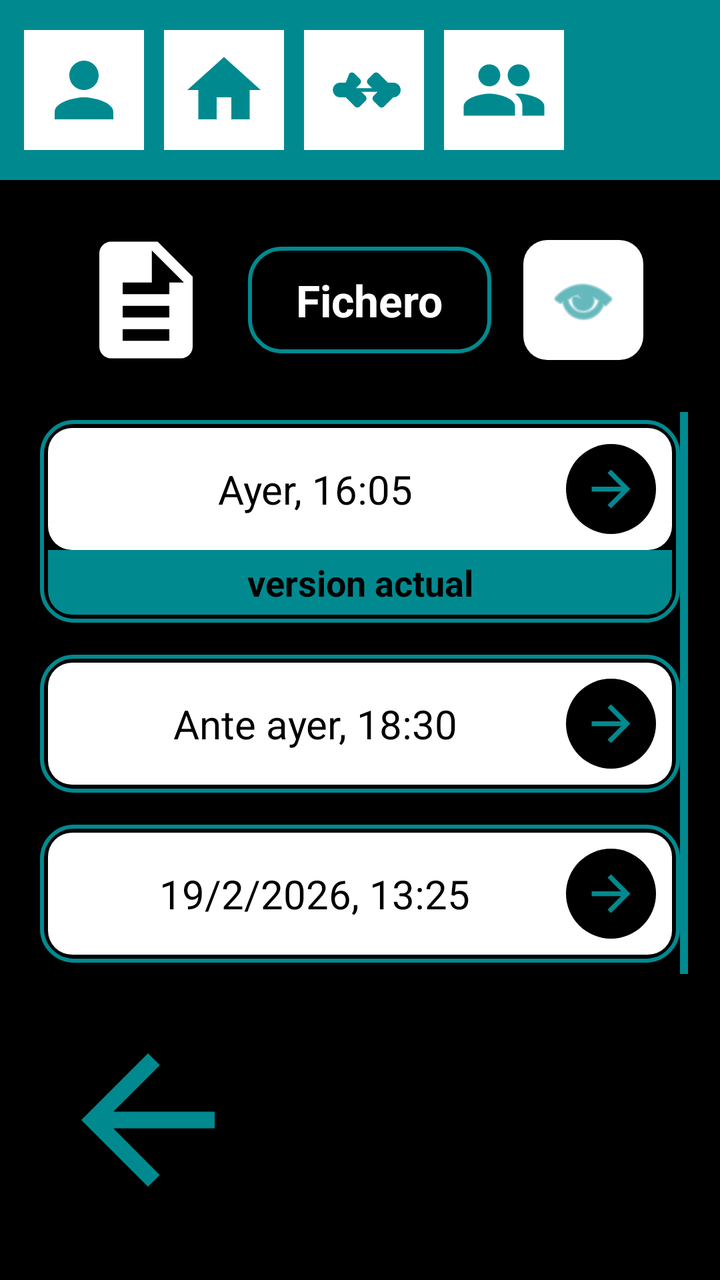
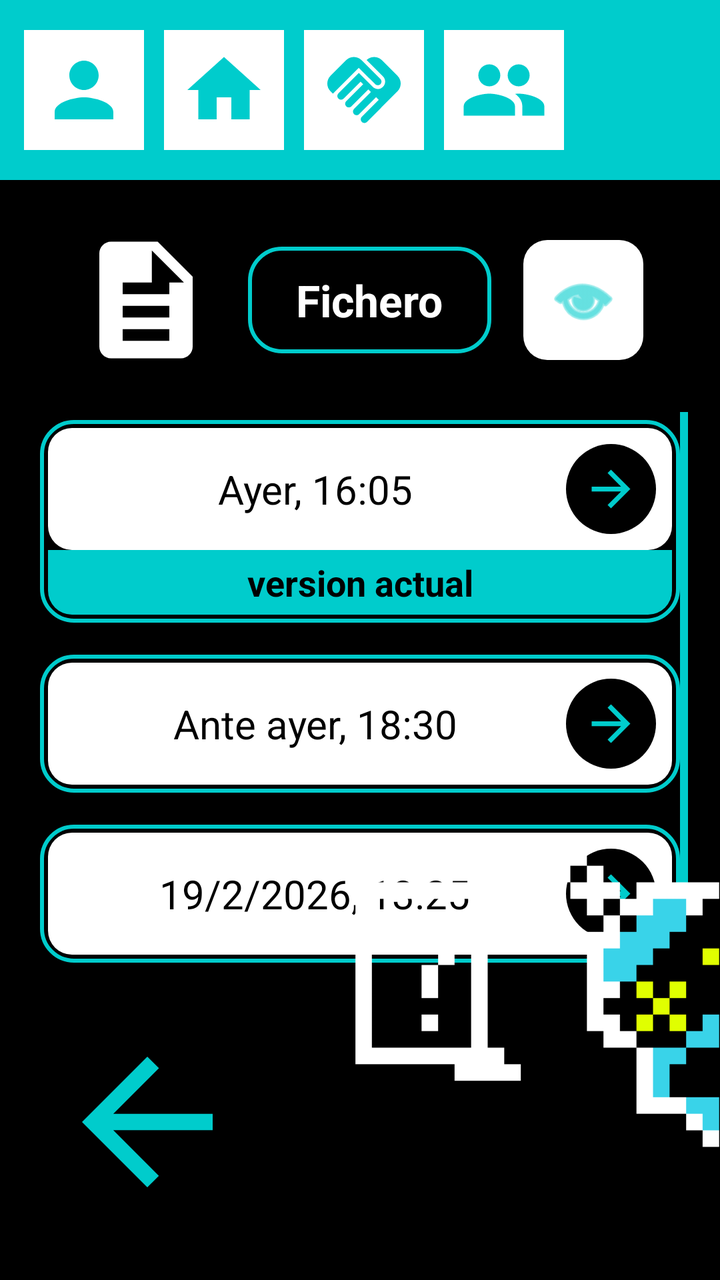

Before-and-after screenshots of an Android layout around one commit, followed by the original layout XML and the change that was made.
<!-- AndroidManifest.xml: application theme Theme.QuikFile -->
<!-- res/layout/activity_file_version_history.xml -->
<?xml version="1.0" encoding="utf-8"?>
<androidx.constraintlayout.widget.ConstraintLayout xmlns:android="http://schemas.android.com/apk/res/android"
    xmlns:app="http://schemas.android.com/apk/res-auto"
    xmlns:tools="http://schemas.android.com/tools"
    android:layout_width="match_parent"
    android:layout_height="match_parent"
    android:background="@color/background_black"
    tools:context=".FileVersionHistoryActivity">

    
    <LinearLayout
        android:id="@+id/topBar"
        android:layout_width="match_parent"
        android:layout_height="90dp"
        android:background="@color/blue_app"
        android:gravity="center_vertical"
        android:orientation="horizontal"
        android:paddingStart="12dp"
        android:paddingEnd="12dp"
        app:layout_constraintTop_toTopOf="parent">

        <ImageView
            android:id="@+id/btnSettingsTop"
            android:layout_width="60dp"
            android:layout_height="60dp"
            android:layout_marginEnd="10dp"
            android:background="@color/white"
            android:padding="8dp"
            android:src="@drawable/ic_person"
            app:tint="@color/blue_app" />

        <ImageView
            android:id="@+id/btnHomeTop"
            android:layout_width="60dp"
            android:layout_height="60dp"
            android:layout_marginEnd="10dp"
            android:background="@color/white"
            android:padding="8dp"
            android:src="@drawable/ic_home"
            app:tint="@color/blue_app" />

        <ImageView
            android:id="@+id/btnSharedTop"
            android:layout_width="60dp"
            android:layout_height="60dp"
            android:layout_marginEnd="10dp"
            android:background="@color/white"
            android:padding="8dp"
            android:src="@drawable/ic_handshake"
            app:tint="@color/blue_app" />

        <ImageView
            android:id="@+id/btnLoginTop"
            android:layout_width="60dp"
            android:layout_height="60dp"
            android:background="@color/white"
            android:padding="8dp"
            android:src="@drawable/ic_group"
            app:tint="@color/blue_app" />
    </LinearLayout>

    
    <LinearLayout
        android:id="@+id/headerContainer"
        android:layout_width="match_parent"
        android:layout_height="wrap_content"
        android:layout_marginTop="20dp"
        android:gravity="center"
        android:orientation="horizontal"
        android:paddingStart="24dp"
        android:paddingEnd="24dp"
        app:layout_constraintTop_toBottomOf="@id/topBar">

        <ImageView
            android:layout_width="70dp"
            android:layout_height="80dp"
            android:src="@drawable/ic_file"
            app:tint="@color/white" />

        <TextView
            android:id="@+id/tvFileName"
            android:layout_width="wrap_content"
            android:layout_height="wrap_content"
            android:layout_marginStart="16dp"
            android:background="@drawable/cancellation_box_border"
            android:paddingHorizontal="24dp"
            android:paddingVertical="12dp"
            android:text="Fichero"
            android:textColor="@color/white"
            android:textSize="22sp"
            android:textStyle="bold" />

        <ImageView
            android:layout_width="60dp"
            android:layout_height="60dp"
            android:layout_marginStart="16dp"
            android:background="@drawable/white_rounded_background"
            android:padding="12dp"
            android:src="@android:drawable/ic_menu_view"
            app:tint="@color/blue_app" />
    </LinearLayout>

    
    <ScrollView
        android:id="@+id/historyScroll"
        android:layout_width="match_parent"
        android:layout_height="0dp"
        android:layout_margin="16dp"
        android:scrollbars="vertical"
        android:fadeScrollbars="false"
        android:scrollbarThumbVertical="@color/blue_app"
        android:scrollbarSize="4dp"
        app:layout_constraintBottom_toTopOf="@id/bottomActions"
        app:layout_constraintTop_toBottomOf="@id/headerContainer">

        <LinearLayout
            android:layout_width="match_parent"
            android:layout_height="wrap_content"
            android:orientation="vertical"
            android:padding="4dp">

            
            <LinearLayout
                android:id="@+id/itemVersionCurrent"
                android:layout_width="match_parent"
                android:layout_height="wrap_content"
                android:layout_marginBottom="16dp"
                android:background="@drawable/cancellation_box_border"
                android:orientation="vertical"
                android:padding="4dp">

                <LinearLayout
                    android:layout_width="match_parent"
                    android:layout_height="wrap_content"
                    android:background="@drawable/white_rounded_background"
                    android:gravity="center_vertical"
                    android:orientation="horizontal"
                    android:padding="8dp">

                    <TextView
                        android:layout_width="0dp"
                        android:layout_height="wrap_content"
                        android:layout_weight="1"
                        android:gravity="center"
                        android:text="Ayer, 16:05"
                        android:textColor="@color/black"
                        android:textSize="20sp" />

                    <ImageView
                        android:layout_width="45dp"
                        android:layout_height="45dp"
                        android:background="@drawable/circle_black"
                        android:padding="8dp"
                        android:src="@drawable/ic_arrow_forward"
                        app:tint="@color/blue_app" />
                </LinearLayout>

                <TextView
                    android:layout_width="match_parent"
                    android:layout_height="wrap_content"
                    android:background="@drawable/cyan_rounded_bottom"
                    android:gravity="center"
                    android:padding="4dp"
                    android:text="version actual"
                    android:textColor="@color/black"
                    android:textSize="18sp"
                    android:textStyle="bold" />
            </LinearLayout>

            
            <LinearLayout
                android:id="@+id/itemVersion2"
                android:layout_width="match_parent"
                android:layout_height="wrap_content"
                android:layout_marginBottom="16dp"
                android:background="@drawable/cancellation_box_border"
                android:padding="4dp">

                <LinearLayout
                    android:layout_width="match_parent"
                    android:layout_height="wrap_content"
                    android:background="@drawable/white_rounded_background"
                    android:gravity="center_vertical"
                    android:orientation="horizontal"
                    android:padding="8dp">

                    <TextView
                        android:layout_width="0dp"
                        android:layout_height="wrap_content"
                        android:layout_weight="1"
                        android:gravity="center"
                        android:text="Ante ayer, 18:30"
                        android:textColor="@color/black"
                        android:textSize="20sp" />

                    <ImageView
                        android:layout_width="45dp"
                        android:layout_height="45dp"
                        android:background="@drawable/circle_black"
                        android:padding="8dp"
                        android:src="@drawable/ic_arrow_forward"
                        app:tint="@color/blue_app" />
                </LinearLayout>
            </LinearLayout>

            
            <LinearLayout
                android:id="@+id/itemVersion3"
                android:layout_width="match_parent"
                android:layout_height="wrap_content"
                android:layout_marginBottom="16dp"
                android:background="@drawable/cancellation_box_border"
                android:padding="4dp">

                <LinearLayout
                    android:layout_width="match_parent"
                    android:layout_height="wrap_content"
                    android:background="@drawable/white_rounded_background"
                    android:gravity="center_vertical"
                    android:orientation="horizontal"
                    android:padding="8dp">

                    <TextView
                        android:layout_width="0dp"
                        android:layout_height="wrap_content"
                        android:layout_weight="1"
                        android:gravity="center"
                        android:text="19/2/2026, 13:25"
                        android:textColor="@color/black"
                        android:textSize="20sp" />

                    <ImageView
                        android:layout_width="45dp"
                        android:layout_height="45dp"
                        android:background="@drawable/circle_black"
                        android:padding="8dp"
                        android:src="@drawable/ic_arrow_forward"
                        app:tint="@color/blue_app" />
                </LinearLayout>
            </LinearLayout>

        </LinearLayout>
    </ScrollView>

    
    <androidx.constraintlayout.widget.ConstraintLayout
        android:id="@+id/bottomActions"
        android:layout_width="match_parent"
        android:layout_height="wrap_content"
        android:layout_marginBottom="30dp"
        android:paddingHorizontal="24dp"
        app:layout_constraintBottom_toBottomOf="parent">

        <ImageView
            android:id="@+id/btnBack"
            android:layout_width="100dp"
            android:layout_height="100dp"
            android:src="@drawable/ic_arrow_back"
            app:layout_constraintStart_toStartOf="parent"
            app:layout_constraintTop_toTopOf="parent"
            app:layout_constraintBottom_toBottomOf="parent"
            app:tint="@color/blue_app" />

    </androidx.constraintlayout.widget.ConstraintLayout>

</androidx.constraintlayout.widget.ConstraintLayout>
<!-- resources referenced by this layout -->
<resources>
  <color name="background_black">#000000</color>//si lo he puesto todo bien sobraria este
  <color name="black">#FF000000</color>
  <color name="blue_app">#008A90</color>
  <color name="white">#FFFFFFFF</color>
  <!-- drawable cancellation_box_border (drawable) -->
  <?xml version="1.0" encoding="utf-8"?>
  <shape xmlns:android="http://schemas.android.com/apk/res/android">
      <solid android:color="@android:color/transparent" />
      <stroke
          android:width="2dp"
          android:color="@color/blue_app" />
      <corners android:radius="16dp" />
  </shape>
  <!-- drawable circle_black (drawable) -->
  <?xml version="1.0" encoding="utf-8"?>
  <shape xmlns:android="http://schemas.android.com/apk/res/android"
      android:shape="oval">
      <solid android:color="@color/background_black" />
  </shape>
  <!-- drawable cyan_rounded_bottom (drawable) -->
  <?xml version="1.0" encoding="utf-8"?>
  <shape xmlns:android="http://schemas.android.com/apk/res/android">
      <solid android:color="@color/blue_app" />
      <corners
          android:bottomLeftRadius="12dp"
          android:bottomRightRadius="12dp" />
  </shape>
  <!-- drawable ic_arrow_back (drawable) -->
  <vector xmlns:android="http://schemas.android.com/apk/res/android"
      android:width="24dp"
      android:height="24dp"
      android:viewportWidth="24"
      android:viewportHeight="24">
    <path
        android:fillColor="@color/black"
        android:pathData="M20,11H7.83l5.59,-5.59L12,4l-8,8 8,8 1.41,-1.41L7.83,13H20v-2z"/>
  </vector>
  <!-- drawable ic_arrow_forward (drawable) -->
  <vector xmlns:android="http://schemas.android.com/apk/res/android"
      android:width="24dp"
      android:height="24dp"
      android:viewportWidth="24"
      android:viewportHeight="24">
    <path
        android:fillColor="@color/black"
        android:pathData="M12,4l-1.41,1.41L16.17,11H4v2h12.17l-5.58,5.59L12,20l8,-8z"/>
  </vector>
  <!-- drawable ic_handshake (drawable) -->
  <?xml version="1.0" encoding="utf-8"?>
  <vector xmlns:android="http://schemas.android.com/apk/res/android"
      android:width="24dp"
      android:height="24dp"
      android:viewportWidth="24"
      android:viewportHeight="24">
      <path
          android:fillColor="#000000"
          android:pathData="M22,12c0,-1.1 -0.9,-2 -2,-2h-1.5l-2.5,-2.5c-0.39,-0.39 -1.01,-0.39 -1.4,0l-1.5,1.5c-0.39,0.39 -0.39,1.01 0,1.4l1.1,1.1h-4.4l1.1,-1.1c0.39,-0.39 0.39,-1.01 0,-1.4l-1.5,-1.5c-0.39,-0.39 -1.01,-0.39 -1.4,0L7,10H5.5c-1.1,0 -2,0.9 -2,2s0.9,2 2,2h1.5l2.5,2.5c0.39,0.39 1.01,0.39 1.4,0l1.5,-1.5c0.39,-0.39 0.39,-1.01 0,-1.4l-1.1,-1.1h4.4l-1.1,1.1c-0.39,0.39 -0.39,1.01 0,1.4l1.5,1.5c0.39,0.39 1.01,0.39 1.4,0l2.5,-2.5H20c1.1,0 2,-0.9 2,-2z"/>
  </vector>
  <!-- drawable ic_home (drawable) -->
  <?xml version="1.0" encoding="utf-8"?>
  <vector xmlns:android="http://schemas.android.com/apk/res/android"
      android:width="24dp"
      android:height="24dp"
      android:viewportWidth="24"
      android:viewportHeight="24">
      <path
          android:fillColor="#000000"
          android:pathData="M10,20V14H14V20H19V12H22L12,3L2,12H5V20H10Z"/>
  </vector>
  <!-- drawable white_rounded_background (drawable) -->
  <?xml version="1.0" encoding="utf-8"?>
  <shape xmlns:android="http://schemas.android.com/apk/res/android">
      <solid android:color="@color/white" />
      <corners android:radius="12dp" />
  </shape>
  <style name="Theme.QuikFile" parent="Base.Theme.QuikFile" />
  <style name="Base.Theme.QuikFile" parent="Theme.Material3.DayNight.NoActionBar">
          
          
      </style>
  <!-- unchanged entries left out for length: 3 -->
</resources>

<!-- the commit's change to res/layout/activity_file_version_history.xml (unified diff, before → after) -->
@@ -4,7 +4,7 @@
     xmlns:tools="http://schemas.android.com/tools"
     android:layout_width="match_parent"
     android:layout_height="match_parent"
-    android:background="@color/background_black"
+    android:background="@color/black"
     tools:context=".FileVersionHistoryActivity">
 
     
@@ -106,12 +106,13 @@
         android:layout_width="match_parent"
         android:layout_height="0dp"
         android:layout_margin="16dp"
+        android:fadeScrollbars="false"
+        android:scrollbarSize="4dp"
+        android:scrollbarThumbVertical="@color/blue_app"
         android:scrollbars="vertical"
-        android:fadeScrollbars="false"
-        android:scrollbarThumbVertical="@color/blue_app"
-        android:scrollbarSize="4dp"
         app:layout_constraintBottom_toTopOf="@id/bottomActions"
-        app:layout_constraintTop_toBottomOf="@id/headerContainer">
+        app:layout_constraintTop_toBottomOf="@id/headerContainer"
+        tools:layout_editor_absoluteX="16dp">
 
         <LinearLayout
             android:layout_width="match_parent"
@@ -253,14 +254,25 @@
 
         <ImageView
             android:id="@+id/btnBack"
-            android:layout_width="100dp"
-            android:layout_height="100dp"
+            android:layout_width="99dp"
+            android:layout_height="98dp"
             android:src="@drawable/ic_arrow_back"
+            app:layout_constraintBottom_toBottomOf="parent"
             app:layout_constraintStart_toStartOf="parent"
             app:layout_constraintTop_toTopOf="parent"
-            app:layout_constraintBottom_toBottomOf="parent"
             app:tint="@color/blue_app" />
 
     </androidx.constraintlayout.widget.ConstraintLayout>
 
+    <ImageView
+        android:id="@+id/imageView"
+        android:layout_width="210dp"
+        android:layout_height="265dp"
+        app:layout_constraintBottom_toBottomOf="parent"
+        app:layout_constraintEnd_toEndOf="parent"
+        app:srcCompat="@drawable/spark_spying" />
+
+    <androidx.constraintlayout.widget.Guideline android:layout_width="wrap_content"
+        android:layout_height="wrap_content" />
+
 </androidx.constraintlayout.widget.ConstraintLayout>
<!-- resource entries referenced after the edit -->
@@ -1,8 +1,7 @@
 <!-- resources referenced by this layout -->
 <resources>
-  <color name="background_black">#000000</color>//si lo he puesto todo bien sobraria este
   <color name="black">#FF000000</color>
-  <color name="blue_app">#008A90</color>
+  <color name="blue_app">#00CCCC</color>
   <color name="white">#FFFFFFFF</color>
   <!-- drawable cancellation_box_border (drawable) -->
   <?xml version="1.0" encoding="utf-8"?>
@@ -17,7 +16,7 @@
   <?xml version="1.0" encoding="utf-8"?>
   <shape xmlns:android="http://schemas.android.com/apk/res/android"
       android:shape="oval">
-      <solid android:color="@color/background_black" />
+      <solid android:color="@color/black" />
   </shape>
   <!-- drawable cyan_rounded_bottom (drawable) -->
   <?xml version="1.0" encoding="utf-8"?>
@@ -48,15 +47,10 @@
         android:pathData="M12,4l-1.41,1.41L16.17,11H4v2h12.17l-5.58,5.59L12,20l8,-8z"/>
   </vector>
   <!-- drawable ic_handshake (drawable) -->
-  <?xml version="1.0" encoding="utf-8"?>
-  <vector xmlns:android="http://schemas.android.com/apk/res/android"
-      android:width="24dp"
-      android:height="24dp"
-      android:viewportWidth="24"
-      android:viewportHeight="24">
-      <path
-          android:fillColor="#000000"
-          android:pathData="M22,12c0,-1.1 -0.9,-2 -2,-2h-1.5l-2.5,-2.5c-0.39,-0.39 -1.01,-0.39 -1.4,0l-1.5,1.5c-0.39,0.39 -0.39,1.01 0,1.4l1.1,1.1h-4.4l1.1,-1.1c0.39,-0.39 0.39,-1.01 0,-1.4l-1.5,-1.5c-0.39,-0.39 -1.01,-0.39 -1.4,0L7,10H5.5c-1.1,0 -2,0.9 -2,2s0.9,2 2,2h1.5l2.5,2.5c0.39,0.39 1.01,0.39 1.4,0l1.5,-1.5c0.39,-0.39 0.39,-1.01 0,-1.4l-1.1,-1.1h4.4l-1.1,1.1c-0.39,0.39 -0.39,1.01 0,1.4l1.5,1.5c0.39,0.39 1.01,0.39 1.4,0l2.5,-2.5H20c1.1,0 2,-0.9 2,-2z"/>
+  <vector xmlns:android="http://schemas.android.com/apk/res/android" android:height="24dp" android:tint="@color/blue_app" android:viewportHeight="24" android:viewportWidth="24" android:width="24dp">
+  
+      <path android:fillColor="@android:color/white" android:pathData="M16.48,10.41c-0.39,0.39 -1.04,0.39 -1.43,0l-4.47,-4.46l-7.05,7.04l-0.66,-0.63c-1.17,-1.17 -1.17,-3.07 0,-4.24l4.24,-4.24c1.17,-1.17 3.07,-1.17 4.24,0L16.48,9C16.87,9.39 16.87,10.02 16.48,10.41zM17.18,8.29c0.78,0.78 0.78,2.05 0,2.83c-1.27,1.27 -2.61,0.22 -2.83,0l-3.76,-3.76l-5.57,5.57c-0.39,0.39 -0.39,1.02 0,1.41c0.39,0.39 1.02,0.39 1.42,0l4.62,-4.62l0.71,0.71l-4.62,4.62c-0.39,0.39 -0.39,1.02 0,1.41c0.39,0.39 1.02,0.39 1.42,0l4.62,-4.62l0.71,0.71l-4.62,4.62c-0.39,0.39 -0.39,1.02 0,1.41c0.39,0.39 1.02,0.39 1.41,0l4.62,-4.62l0.71,0.71l-4.62,4.62c-0.39,0.39 -0.39,1.02 0,1.41c0.39,0.39 1.02,0.39 1.41,0l8.32,-8.34c1.17,-1.17 1.17,-3.07 0,-4.24l-4.24,-4.24c-1.15,-1.15 -3.01,-1.17 -4.18,-0.06L17.18,8.29z"/>
+  
   </vector>
   <!-- drawable ic_home (drawable) -->
   <?xml version="1.0" encoding="utf-8"?>
@@ -69,6 +63,7 @@
           android:fillColor="#000000"
           android:pathData="M10,20V14H14V20H19V12H22L12,3L2,12H5V20H10Z"/>
   </vector>
+  <!-- drawable spark_spying: png bitmap (drawable, 2515 bytes) -->
   <!-- drawable white_rounded_background (drawable) -->
   <?xml version="1.0" encoding="utf-8"?>
   <shape xmlns:android="http://schemas.android.com/apk/res/android">
